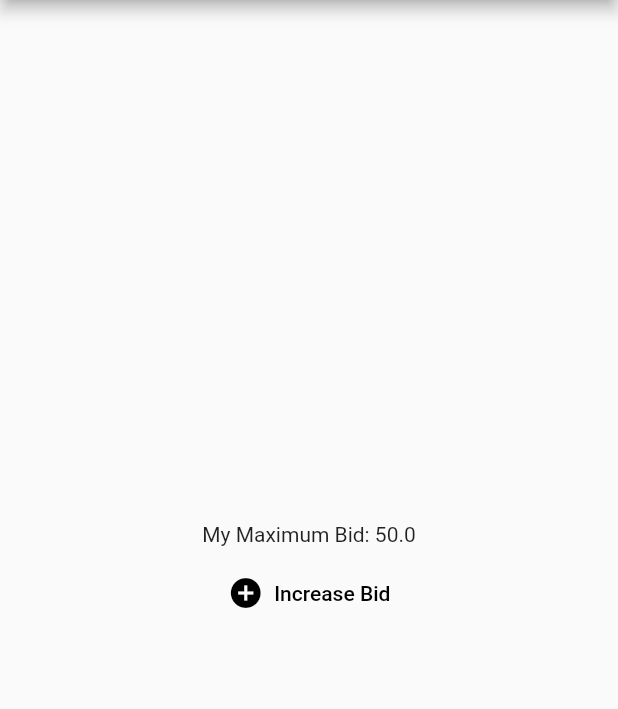
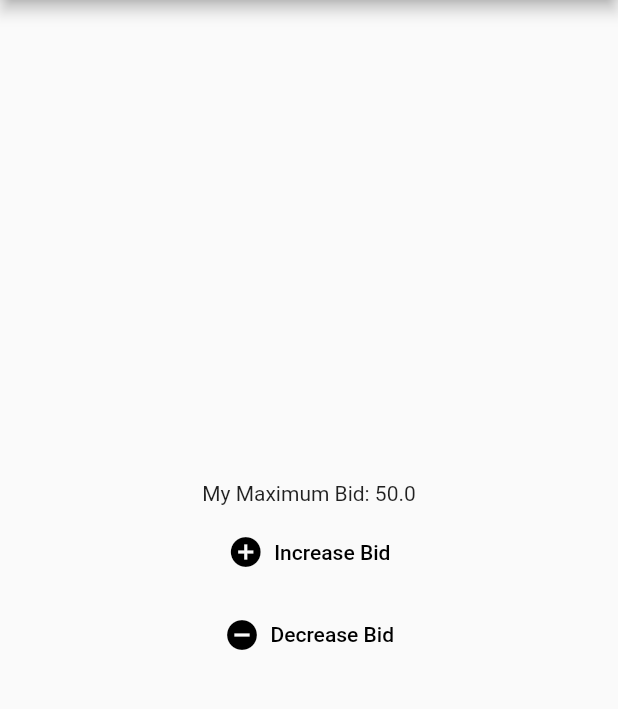
Before and after one commit to JPedroSilveira/flutter-exercises, a Flutter app: the screen it shows after launch, after a tap on "Increase Bid", on a phone screen of 412 x 824 dp, the part 84-793 px from its top. Run offline on Flutter 3.47's test engine with Material 2 defaults, Android fonts, the phone set to English and light mode, and no system bars.

Commit message:
Feat(Test): Test bid view

```diff
--- /dev/null
+++ b/lib/components/app_bar.dart
@@ -0,0 +1,12 @@
+import 'package:flutter/material.dart';
+
+appBar({required String title}) {
+  return AppBar(
+    title: Text(
+      title,
+      style: TextStyle(fontWeight: FontWeight.bold),
+      textAlign: TextAlign.start,
+      textScaleFactor: 0.9
+    ),
+  );
+}
--- /dev/null
+++ b/lib/components/text_icon_button.dart
@@ -0,0 +1,23 @@
+import 'package:flutter/material.dart';
+
+Widget textIconButton({
+  required void Function() onPressed,
+  required String text,
+  required IconData icon
+}) {
+  return Row(
+    mainAxisAlignment: MainAxisAlignment.center,
+    children: [
+      TextButton(
+        child: Row(
+          children: [
+            Icon(icon, color: Colors.black),
+            SizedBox(width: 7),
+            Text(text, style: TextStyle(color: Colors.black)),
+          ],
+        ),
+        onPressed: onPressed
+      ),
+    ],
+  );
+}
--- /dev/null
+++ b/lib/home.dart
@@ -0,0 +1,22 @@
+import 'package:activity_one/components/app_bar.dart';
+import 'package:activity_one/view/bid_view.dart';
+import 'package:flutter/material.dart';
+
+
+class Home extends StatefulWidget {
+  Home({Key? key, required this.title}) : super(key: key);
+  final String title;
+
+  @override
+  _HomeState createState() => _HomeState();
+}
+
+class _HomeState extends State<Home> {
+  @override
+  Widget build(BuildContext context) {
+    return Scaffold(
+      appBar: appBar(title: widget.title),
+      body: BidView()
+    );
+  }
+}
--- a/lib/main.dart
+++ b/lib/main.dart
@@ -1,10 +1,12 @@
 import 'package:flutter/material.dart';
 
+import 'home.dart';
+
 void main() {
-  runApp(MyApp());
+  runApp(App());
 }
 
-class MyApp extends StatelessWidget {
+class App extends StatelessWidget {
   @override
   Widget build(BuildContext context) {
     return MaterialApp(
@@ -13,65 +15,7 @@ class MyApp extends StatelessWidget {
       theme: ThemeData(
         primarySwatch: Colors.blue,
       ),
-      home: HomePage(title: 'Bid Demo Home Page'),
+      home: Home(title: 'Bid Demo Home Page'),
     );
   }
 }
-
-class HomePage extends StatefulWidget {
-  HomePage({Key key, this.title}) : super(key: key);
-  final String title;
-
-  @override
-  _HomePageState createState() => _HomePageState();
-}
-
-class _HomePageState extends State<HomePage> {
-  double bid = 0;
-
-  void _increaseBid() {
-    setState(() {
-      bid+= 50;
-    });
-  }
-
-  @override
-  Widget build(BuildContext context) {
-    return Scaffold(
-      appBar: AppBar(
-        title: Text(
-          widget.title,
-          style: TextStyle(fontWeight: FontWeight.bold),
-          textAlign: TextAlign.start,
-          textScaleFactor: 0.9
-        ),
-      ),
-      body: Center(
-        child: Column(
-          mainAxisAlignment: MainAxisAlignment.center,
-          children: <Widget>[
-            Text(
-              'My Maximum Bid: ${bid.toStringAsFixed(1)}',
-            ),
-            SizedBox(height: 7),
-            Row(
-              mainAxisAlignment: MainAxisAlignment.center,
-              children: [
-                TextButton(
-                  child: Row(
-                    children: [
-                      Icon(Icons.add_circle, color: Colors.black),
-                      SizedBox(width: 7),
-                      Text('Increase Bid', style: TextStyle(color: Colors.black)),
-                     ],
-                  ),
-                  onPressed: _increaseBid
-                ),
-              ],
-            ),
-          ],
-        ),
-      ),
-    );
-  }
-}
--- /dev/null
+++ b/lib/type/bid.dart
@@ -0,0 +1,33 @@
+const _STEP_VALUE = 50;
+
+class Bid {
+  double _value = 0;
+  double get value => _value;
+
+  Bid();
+
+  void increment() {
+    final newValue = _value + _STEP_VALUE;
+    _setValue(newValue);
+  }
+
+  void decrement() {
+    final newValue = _value - _STEP_VALUE;
+    _setValue(newValue);
+  }
+
+  void _setValue(double value) {
+    if (value >= 0) {
+      _value = value;
+    }
+  }
+
+  bool canDecrement() {
+    return value >= _STEP_VALUE;
+  }
+
+  @override
+  String toString() {
+    return _value.toStringAsFixed(1);
+  }
+}
--- /dev/null
+++ b/lib/view/bid_view.dart
@@ -0,0 +1,47 @@
+import 'package:activity_one/components/text_icon_button.dart';
+import 'package:activity_one/type/bid.dart';
+import 'package:flutter/material.dart';
+
+class BidView extends StatefulWidget {
+  BidView({Key? key}) : super(key: key);
+
+  @override
+  _BidViewState createState() => _BidViewState();
+}
+
+class _BidViewState extends State<BidView> {
+  Bid bid = Bid();
+
+  void _increaseBid() {
+    setState(bid.increment);
+  }
+
+  void _decreaseBid() {
+    setState(bid.decrement);
+  }
+
+  @override
+  Widget build(BuildContext context) {
+    return Center(
+      child: Column(
+        mainAxisAlignment: MainAxisAlignment.center,
+        children: <Widget>[
+          Text(
+            'My Maximum Bid: ${bid.toString()}',
+          ),
+          SizedBox(height: 7),
+          textIconButton(
+              onPressed: _increaseBid,
+              text: 'Increase Bid',
+              icon: Icons.add_circle),
+          SizedBox(height: 7),
+          if (bid.canDecrement())
+            textIconButton(
+                onPressed: _decreaseBid,
+                text: 'Decrease Bid',
+                icon: Icons.remove_circle),
+        ],
+      ),
+    );
+  }
+}
--- a/pubspec.yaml
+++ b/pubspec.yaml
@@ -18,7 +18,7 @@ publish_to: 'none' # Remove this line if you wish to publish to pub.dev
 version: 1.0.0+1
 
 environment:
-  sdk: ">=2.7.0 <3.0.0"
+  sdk: ">=2.12.0 <3.0.0"
 
 dependencies:
   flutter:
```
Also changed, not shown: 3 other files.
